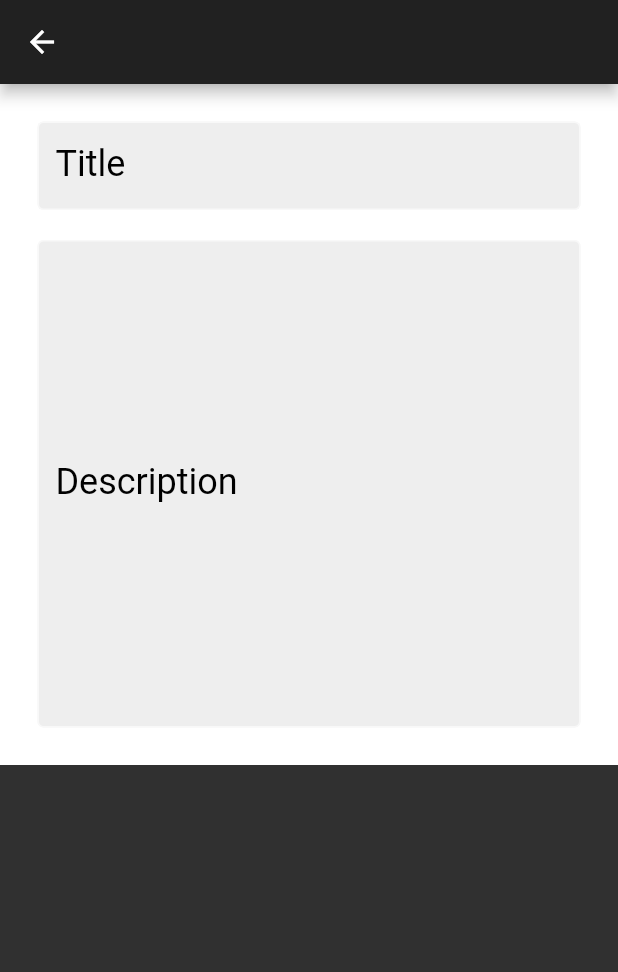
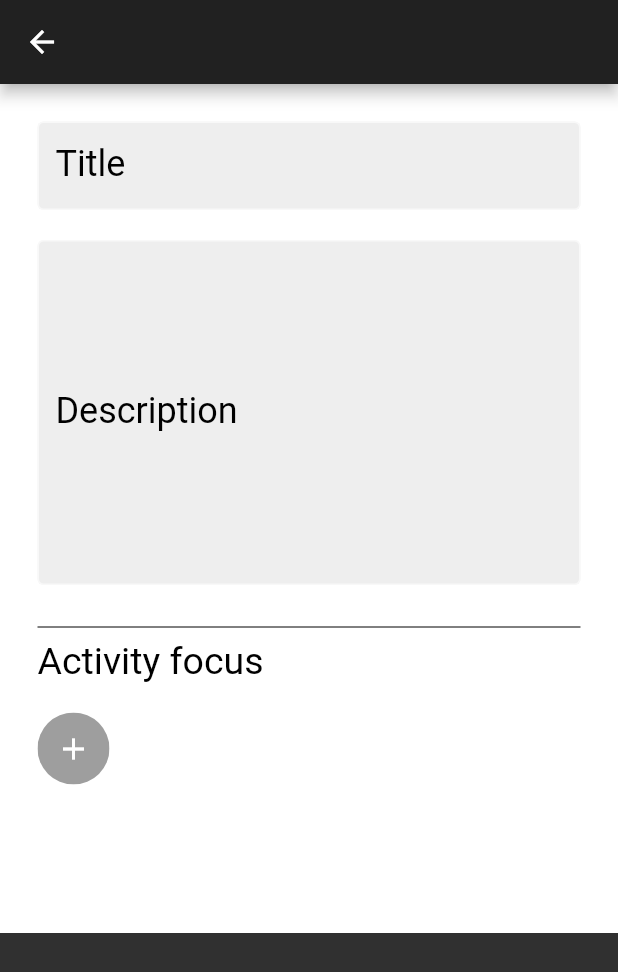
Before and after one commit to AA-powerful-Team/MobileDevices, a Flutter app: the CreatePost screen opened directly, on a phone screen of 412 x 824 dp. Shown: the top 972 px of the screen. Run offline on Flutter 3.47's test engine with Material 2 defaults, Android fonts, the phone set to English and light mode, and no system bars; our stand-ins replace cloud_firestore, firebase_core; accounts and stored records are empty; network calls fail.

Commit message:
updated create post screen

```diff
--- a/gi_social_app/lib/Screens/CreatePost.dart
+++ b/gi_social_app/lib/Screens/CreatePost.dart
@@ -7,7 +7,7 @@ class CreatePost extends StatefulWidget {
 
 class _CreatePostState extends State<CreatePost> {
   TextEditingController _controllerTitle;
-   TextEditingController _controllerDescription;
+  TextEditingController _controllerDescription;
   String _titleText;
   String _descriptionText;
 
@@ -30,14 +30,12 @@ class _CreatePostState extends State<CreatePost> {
     return Scaffold(
       appBar: AppBar(),
       body: SingleChildScrollView(
-              child: Container(
+        child: Container(
           color: Colors.white,
           padding: EdgeInsets.all(25),
           child: Column(
-
             children: [
               TextField(
-
                 decoration: InputDecoration(
                   hintText: "your Activity title",
                   hintStyle: TextStyle(color: Colors.grey[800]),
@@ -62,14 +60,11 @@ class _CreatePostState extends State<CreatePost> {
                 height: 20,
               ),
               TextField(
-
                 decoration: InputDecoration(
-
                   hintText: "your description",
                   hintStyle: TextStyle(color: Colors.grey[800]),
                   labelText: "Description",
                   labelStyle: TextStyle(
-
                     fontSize: 24,
                     color: Colors.black,
                   ),
@@ -77,14 +72,62 @@ class _CreatePostState extends State<CreatePost> {
                   filled: true,
                   border: OutlineInputBorder(),
                 ),
-                maxLines: 15,
+                maxLines: 10,
                 controller: _controllerDescription,
                 onSubmitted: (String _) {
                   setState(() {
                     _titleText = _controllerDescription.text;
                   });
                 },
-              )
+              ),
+              SizedBox(
+                height: 20,
+              ),
+              Divider(
+                color: Colors.black,
+              ),
+              Align(
+                  alignment: Alignment.centerLeft,
+                  child: Text(
+                    'Activity focus',
+                    style: TextStyle(
+                      color: Colors.black,
+                      fontSize: 25,
+                    ),
+                  )),
+              SizedBox(
+                height: 20,
+              ),
+              Row(
+                children: [
+                  Material(
+                    color: Colors.white,
+                    child: Center(
+                      child: Ink(
+                        decoration: const ShapeDecoration(
+                          color: Colors.grey,
+                          shape: CircleBorder(),
+                        ),
+                        child: IconButton(
+                          icon: Icon(Icons.add),
+
+                          color: Colors.white,
+                          onPressed: () {},
+                        ),
+                      ),
+                    ),
+                  )
+                ],
+              ),
+              Divider(),
+              SizedBox(height: 10,),
+              Row(
+                children: [
+
+                ],
+              ),
+
+              RaisedButton(),
             ],
           ),
         ),
```
